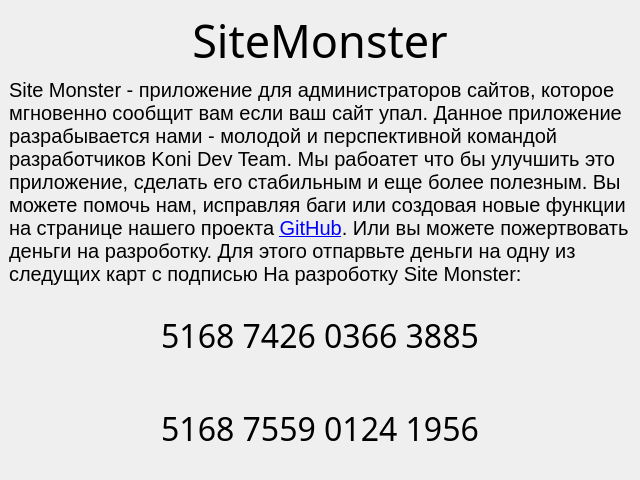
Old version of the form gui/ui/about.ui in the repository KoniDevTeam/SiteMonster.
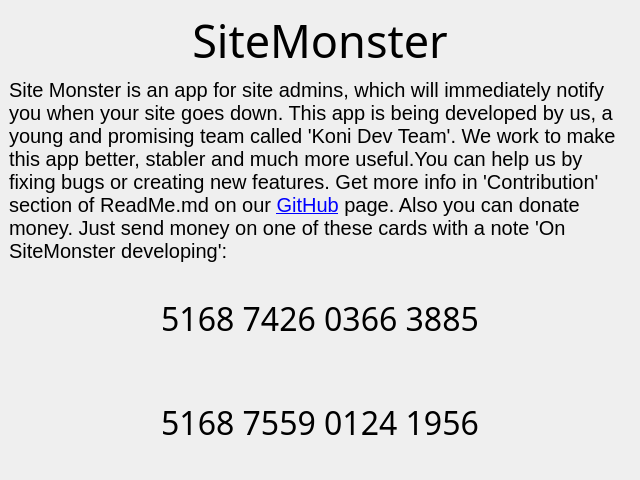
New version of the form.

Commit message: English text

The edit to the form file:
```diff
--- a/gui/ui/about.ui
+++ b/gui/ui/about.ui
@@ -66,7 +66,7 @@
        </font>
       </property>
       <property name="text">
-       <string>Site Monster - приложение для администраторов сайтов, которое мгновенно сообщит вам если ваш сайт упал. Данное приложение разрабывается нами - молодой и перспективной командой разработчиков Koni Dev Team. Мы рабоатет что бы улучшить это приложение, сделать его стабильным и еще более полезным. Вы можете помочь нам, исправляя баги или создовая новые функции на странице нашего проекта &lt;a href=&quot;https://github.com/Nekit10/SiteMonster&quot;&gt;GitHub&lt;/a&gt;. Или вы можете пожертвовать деньги на разроботку. Для этого отпарвьте деньги на одну из следущих карт с подписью На разроботку Site Monster:</string>
+       <string>Site Monster is an app for site admins, which will immediately notify you when your site goes down. This app is being developed by us, a young and promising team called 'Koni Dev Team'. We work to make this app better, stabler and much more useful.You can help us by fixing bugs or creating new features. Get more info in 'Contribution' section of ReadMe.md on our &lt;a href=\&quot;https://github.com/Nekit10/SiteMonster\&quot;&gt;GitHub&lt;/a&gt; page. Also you can donate money. Just send money on one of these cards with a note 'On SiteMonster developing':</string>
       </property>
       <property name="alignment">
        <set>Qt::AlignLeading|Qt::AlignLeft|Qt::AlignTop</set>
```
